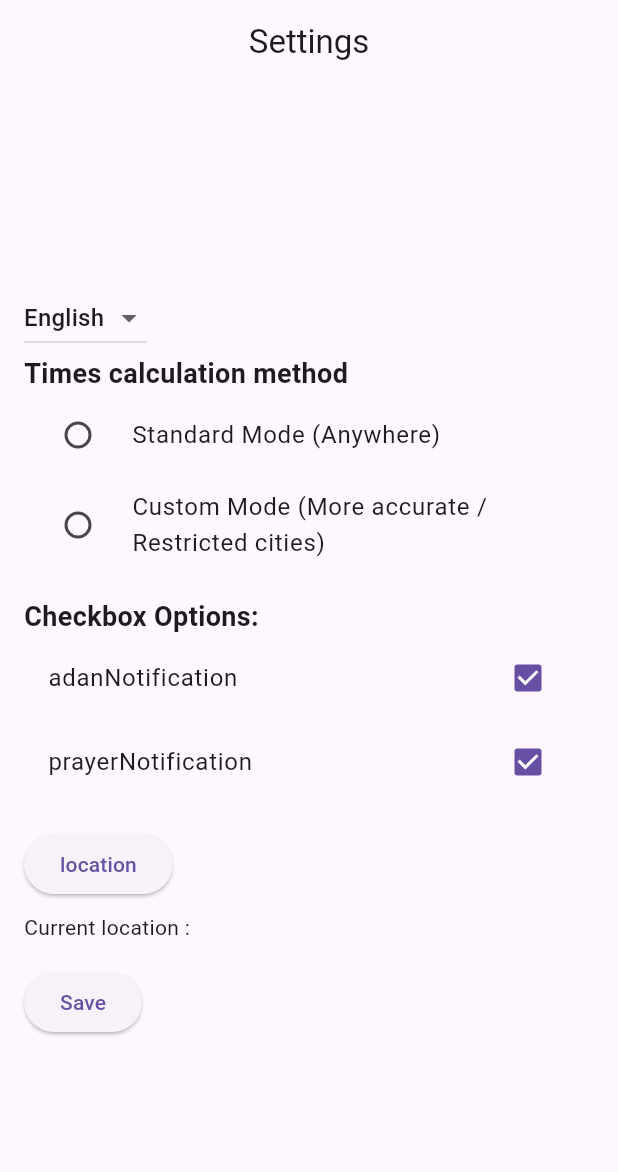
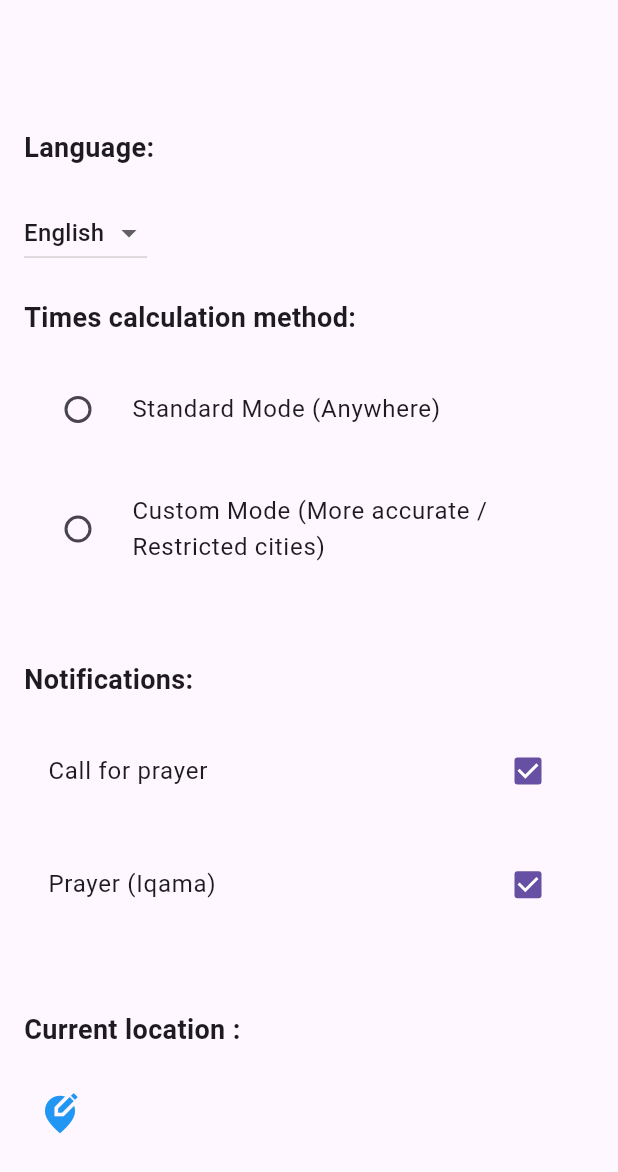
Before and after one commit to walid-rehamnia/adhan_russia, a Flutter app: the SettingsScreen screen opened directly, on a phone screen of 412 x 824 dp. Shown: the top 1172 px of the screen. Run offline on Flutter 3.47's test engine with Material 3 defaults, Android fonts, the phone set to English and light mode, and no system bars; our stand-ins replace adhan, firebase_core, firebase_storage, flutter_easyloading, flutter_local_notifications, geocoding and 5 more; missing offline and left inert: flutter_pdfview, jhijri, syncfusion_flutter_pdf; accounts and stored records are empty.

Commit message:
Handling translation and settings edition

```diff
--- a/lib/models/custom_prayer_schedule.dart
+++ b/lib/models/custom_prayer_schedule.dart
@@ -65,8 +65,8 @@ class CustomPrayerSchedule extends PrayerSchedule {
 
   @override
   void update() {
-    // now = DateTime.now();
-    now = DateTime(now.year, now.month, now.day, 4, 50, 0);
+    now = DateTime.now();
+    // now = DateTime(now.year, now.month, now.day, 4, 50, 0);
 
     //Answers the question about the current and next prayer, at the current time
     int i = 0;
--- a/lib/models/standard_prayer_schedule.dart
+++ b/lib/models/standard_prayer_schedule.dart
@@ -16,7 +16,10 @@ class StandardPrayerSchedule extends PrayerSchedule {
     print('Standard Prayer Times');
     calendarDate = date;
     final Coordinates myCoordinates = await getCoordinates();
-    final params = CalculationMethod.karachi.getParameters();
+    final params = CalculationMethod.north_america.getParameters();
+    // final params = CalculationMethod.tehran.getParameters();
+    // final params = CalculationMethod.umm_al_qura.getParameters();
+
     params.madhab = Madhab.hanafi;
     prayerTimes = PrayerTimes.today(myCoordinates, params);
 
--- a/lib/screens/prayer_screen.dart
+++ b/lib/screens/prayer_screen.dart
@@ -175,17 +175,17 @@ class _PrayerScreenState extends State<PrayerScreen> {
                               DataTable(
                                 columns: [
                                   DataColumn(
-                                    label: Text('Prayer'),
+                                    label: Text('schedulePrayer'.tr),
                                     numeric: true,
                                   ),
                                   DataColumn(
                                     label: Container(
-                                      child: Text('Adhan time'),
+                                      child: Text('scheduleTime'.tr),
                                     ),
                                     numeric: true,
                                   ),
                                   DataColumn(
-                                    label: Text('Is passed'),
+                                    label: Text('schedulePassed'.tr),
                                     numeric: true,
                                   ),
                                 ],
--- a/lib/screens/settings.dart
+++ b/lib/screens/settings.dart
@@ -92,17 +92,20 @@ class _SettingsScreenState extends State<SettingsScreen> {
   @override
   Widget build(BuildContext context) {
     return Scaffold(
-        appBar: AppBar(
-          title: Text('Settings'),
-          centerTitle: true,
-        ),
-        body: Obx(() => Center(
-              child: Padding(
+        body: Obx(
+      () => Padding(
         padding: const EdgeInsets.all(16.0),
         child: Column(
           crossAxisAlignment: CrossAxisAlignment.start,
-                  mainAxisAlignment: MainAxisAlignment.center,
+          mainAxisAlignment: MainAxisAlignment.spaceEvenly,
           children: [
+            SizedBox(
+              height: 30,
+            ),
+            Text(
+              'language'.tr,
+              style: TextStyle(fontSize: 18, fontWeight: FontWeight.bold),
+            ),
             DropdownButton<String>(
               value: _preferencesController.defaultLanguage.value.tr,
               onChanged: (String? newValue) {
@@ -120,8 +123,7 @@ class _SettingsScreenState extends State<SettingsScreen> {
             ),
             Text(
               'mode'.tr,
-                      style:
-                          TextStyle(fontSize: 18, fontWeight: FontWeight.bold),
+              style: TextStyle(fontSize: 18, fontWeight: FontWeight.bold),
             ),
             RadioListTile(
               title: Text('standard'.tr),
@@ -152,9 +154,8 @@ class _SettingsScreenState extends State<SettingsScreen> {
             ),
             SizedBox(height: 16),
             Text(
-                      'Checkbox Options:',
-                      style:
-                          TextStyle(fontSize: 18, fontWeight: FontWeight.bold),
+              'notificationOptions'.tr,
+              style: TextStyle(fontSize: 18, fontWeight: FontWeight.bold),
             ),
             CheckboxListTile(
               title: Text('adanNotification'.tr),
@@ -179,28 +180,32 @@ class _SettingsScreenState extends State<SettingsScreen> {
               },
             ),
             SizedBox(height: 16),
-                    ElevatedButton(
+            Text(
+              'currentLocation'.tr,
+              style: TextStyle(fontSize: 18, fontWeight: FontWeight.bold),
+            ),
+            Column(
+              children: [
+                IconButton(
                   onPressed: () async {
-                        await getCoordinates();
+                    EasyLoading.show(status: 'loading'.tr);
+                    await updateUserLocation();
+                    EasyLoading.showSuccess('done'.tr);
+                    EasyLoading.dismiss();
                   },
-                      child: isLoading
-                          ? CircularProgressIndicator(color: MAIN_COLOR1)
-                          : Text('location'.tr),
+                  icon: const Icon(
+                    Icons.edit_location_alt_sharp,
+                    color: MAIN_COLOR1,
+                    size: 30.0,
                   ),
-                    SizedBox(height: 8),
-                    Text('currentLocation'
-                        .trParams({"location": currentLocation})),
-                    SizedBox(height: 16),
-                    ElevatedButton(
-                      onPressed: () {
-                        saveSettings();
-                      },
-                      child: Text('Save'),
+                ),
+                Text(_preferencesController.userLocation.value),
+              ],
             ),
           ],
         ),
       ),
-            )));
+    ));
   }
 }
 
--- a/lib/translations/ar.dart
+++ b/lib/translations/ar.dart
@@ -3,6 +3,10 @@ import 'translation_keys.dart' as translation;
 class Ar {
   Map<String, String> get messages => {
         translation.home: 'الصفحة الرئيسية',
+        translation.schedulePrayer: 'الصلاة',
+        translation.scheduleTime: 'وقت الأذان',
+        translation.schedulePassed: 'هل مرت ؟',
+
         translation.remaining: 'بقي @duration لصلاة',
         translation.fadjr: 'الفجر',
         translation.sunrise: 'الشروق',
@@ -11,12 +15,16 @@ class Ar {
         translation.maghreb: 'المغرب',
         translation.isha: 'العشاء',
         translation.settings: 'الإعدادات',
+        translation.language: 'اللغة :',
+
         translation.adanNotification: 'تنبيه بالأذان',
         translation.prayerNotification: 'تنبيه بالإقامة',
         translation.mode: 'طريقة حساب الأوقات',
         translation.standard: 'عادي',
         translation.custom: 'مخصص',
-        translation.currentLocation: "الموقع الحالي : @location",
+        translation.notificationOptions: "الإشعارات:",
+        // translation.currentLocation: "الموقع الحالي : @location",
+        translation.currentLocation: "الموقع الحالي :",
         translation.adanNotificationTitle: 'الآن موعد أذان صلاة @prayer',
         translation.iqamaNotificationTitle: 'الآن موعد إقامة صلاة @prayer',
         translation.otherNotification: 'تنبيهات أخرى',
--- a/lib/translations/en.dart
+++ b/lib/translations/en.dart
@@ -3,6 +3,10 @@ import 'translation_keys.dart' as translation;
 class En {
   Map<String, String> get messages => {
         translation.home: 'Home',
+        translation.schedulePrayer: 'Prayer',
+        translation.scheduleTime: 'Time',
+        translation.schedulePassed: 'Is passed',
+
         translation.remaining: 'It remains @duration for',
         translation.fadjr: 'Fadjr',
         translation.dhuhr: 'Dhuhr',
@@ -10,12 +14,17 @@ class En {
         translation.maghreb: 'Maghreb',
         translation.isha: 'Isha',
         translation.settings: 'Settings',
-        translation.adanNotification: 'adanNotification',
-        translation.prayerNotification: 'prayerNotification',
-        translation.mode: 'Times calculation method',
+        translation.language: 'Language:',
+
+        translation.adanNotification: 'Call for prayer',
+        translation.prayerNotification: 'Prayer (Iqama)',
+        translation.mode: 'Times calculation method:',
         translation.standard: 'Standard Mode (Anywhere)',
         translation.custom: 'Custom Mode (More accurate / Restricted cities)',
-        translation.currentLocation: "Current location : @location",
+        // translation.currentLocation: "Current location : @location",
+        translation.currentLocation: "Current location :",
+
+        translation.notificationOptions: "Notifications:",
         translation.adanNotificationTitle: 'Time for @prayer: call for prayer',
         translation.iqamaNotificationTitle: 'Time for @prayer prayer',
         translation.otherNotification: 'Other notification',
--- a/lib/translations/translation_keys.dart
+++ b/lib/translations/translation_keys.dart
@@ -10,10 +10,12 @@ const settings = 'settings';
 const adanNotification = 'adanNotification';
 const prayerNotification = 'prayerNotification';
 const mode = 'mode';
+const language = 'language';
 const standard = 'standard';
 const custom = 'custom';
 const currentLocation = "currentLocation";
 
+const notificationOptions = "notificationOptions";
 const adanNotificationTitle = 'adanNotificationTitle';
 const iqamaNotificationTitle = 'iqamaNotificationTitle';
 
@@ -21,11 +23,12 @@ const otherNotification = 'otherNotification';
 const english = "english";
 const arabic = "arabic";
 const russian = "russian";
-const loading = "loading...";
+const loading = "loading";
 const done = "done";
 
-// const hijriDay = '';
-// const hijriMonth = '';
+const schedulePrayer = "schedulePrayer";
+const scheduleTime = "scheduleTime";
+const schedulePassed = "schedulePassed";
 
 const about = 'about';
 
```
Also changed, not shown: lib/utils/utils_location.dart (+4 -4 lines), lib/utils/utils_settings.dart (+15 -0 lines). Lines whose indentation alone changed are shown as unchanged.
